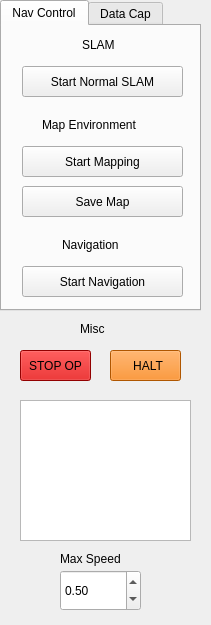
Old version of the form UI/resource/building-inspec-control.ui in the repository Concordia-Building-Inspection-Robot/wheeltec-building-inspection.
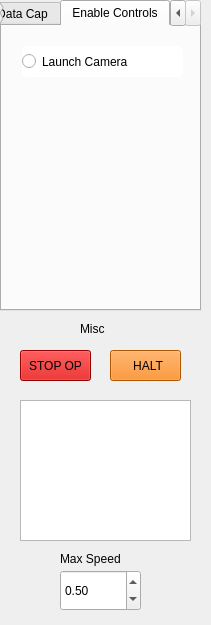
New version of the form.

Commit message: added start camera and implemented monitor into auto start

What changed in the file:
```diff
--- a/UI/resource/building-inspec-control.ui
+++ b/UI/resource/building-inspec-control.ui
@@ -23,7 +23,7 @@
     </rect>
    </property>
    <property name="currentIndex">
-    <number>0</number>
+    <number>2</number>
    </property>
    <widget class="QWidget" name="MapAndNavTab">
     <attribute name="title">
@@ -201,6 +201,28 @@
      </property>
     </widget>
    </widget>
+   <widget class="QWidget" name="EnableCam">
+    <attribute name="title">
+     <string>Enable Controls</string>
+    </attribute>
+    <widget class="QRadioButton" name="EnableCamButton">
+     <property name="geometry">
+      <rect>
+       <x>20</x>
+       <y>20</y>
+       <width>161</width>
+       <height>31</height>
+      </rect>
+     </property>
+     <property name="styleSheet">
+      <string notr="true">background-color: white;
+border-radius: 5px;</string>
+     </property>
+     <property name="text">
+      <string>Launch Camera</string>
+     </property>
+    </widget>
+   </widget>
   </widget>
   <widget class="QListWidget" name="LogConsole">
    <property name="geometry">
```
The commit also changes 4 other files.
